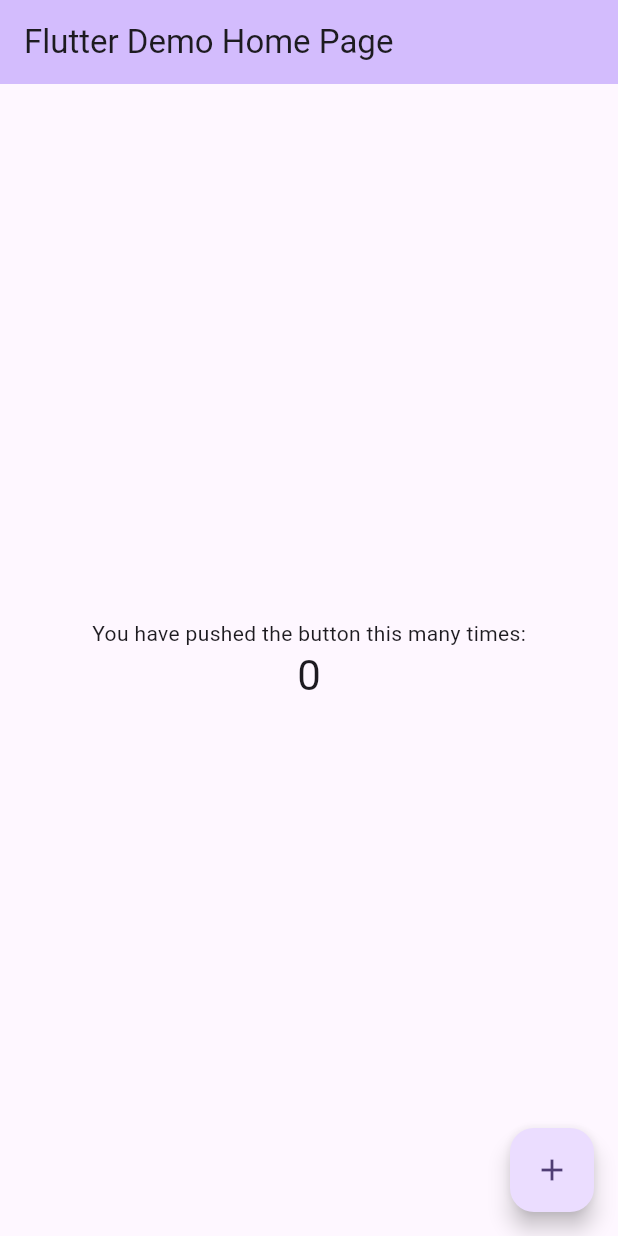
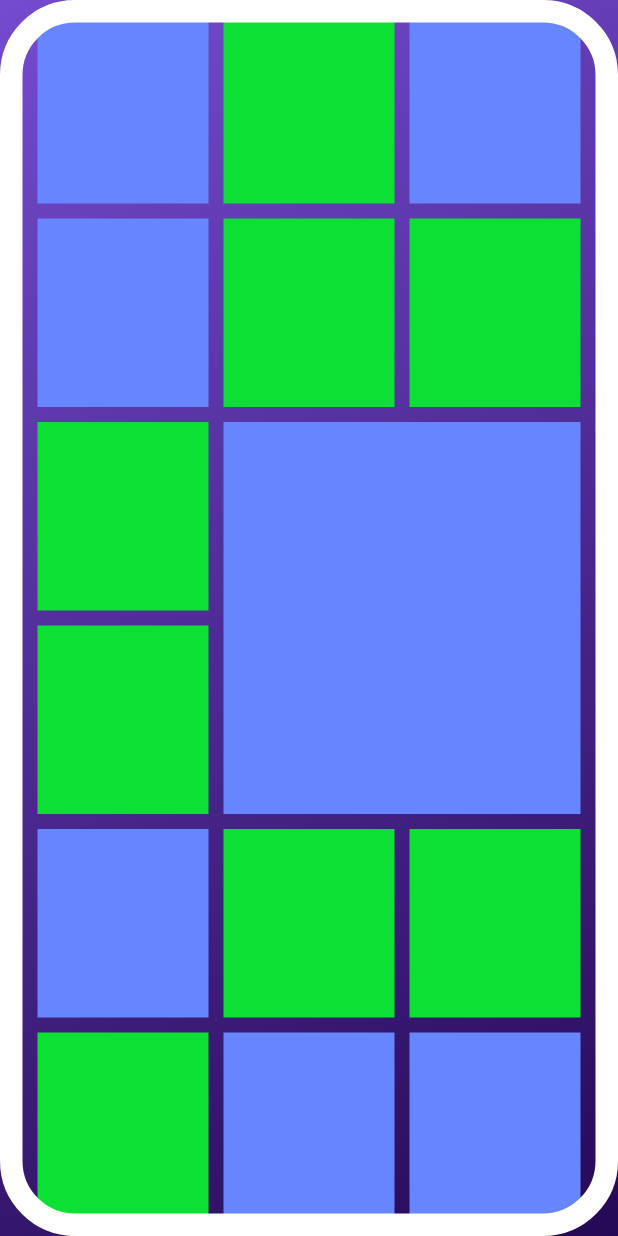
Before and after one commit to ItsTHEAvro/wp_tasks, a Flutter app: the screen it shows after launch, on a phone screen of 412 x 824 dp. Run offline on Flutter 3.47's test engine with Material 3 defaults, Android fonts, the phone set to English and light mode, and no system bars.

Commit message:
Task one completed

```diff
--- a/lib/main.dart
+++ b/lib/main.dart
@@ -1,4 +1,5 @@
 import 'package:flutter/material.dart';
+import 'package:wp_tasks/tasks/task_01/task_one.dart';
 
 void main() {
   runApp(const MyApp());
@@ -6,120 +7,18 @@
 
 class MyApp extends StatelessWidget {
   const MyApp({super.key});
-
-  // This widget is the root of your application.
   @override
   Widget build(BuildContext context) {
     return MaterialApp(
-      title: 'Flutter Demo',
+      debugShowCheckedModeBanner: false,
+      title: 'Whatsapp Tasks',
       theme: ThemeData(
-        // This is the theme of your application.
-        //
-        // TRY THIS: Try running your application with "flutter run". You'll see
-        // the application has a purple toolbar. Then, without quitting the app,
-        // try changing the seedColor in the colorScheme below to Colors.green
-        // and then invoke "hot reload" (save your changes or press the "hot
-        // reload" button in a Flutter-supported IDE, or press "r" if you used
-        // the command line to start the app).
-        //
-        // Notice that the counter didn't reset back to zero; the application
-        // state is not lost during the reload. To reset the state, use hot
-        // restart instead.
-        //
-        // This works for code too, not just values: Most code changes can be
-        // tested with just a hot reload.
-        colorScheme: ColorScheme.fromSeed(seedColor: Colors.deepPurple),
+        colorScheme: ColorScheme.fromSeed(
+          seedColor: Colors.deepPurple,
+        ),
         useMaterial3: true,
       ),
-      home: const MyHomePage(title: 'Flutter Demo Home Page'),
+      home: const TaskOne(),
     );
   }
 }
-
-class MyHomePage extends StatefulWidget {
-  const MyHomePage({super.key, required this.title});
-
-  // This widget is the home page of your application. It is stateful, meaning
-  // that it has a State object (defined below) that contains fields that affect
-  // how it looks.
-
-  // This class is the configuration for the state. It holds the values (in this
-  // case the title) provided by the parent (in this case the App widget) and
-  // used by the build method of the State. Fields in a Widget subclass are
-  // always marked "final".
-
-  final String title;
-
-  @override
-  State<MyHomePage> createState() => _MyHomePageState();
-}
-
-class _MyHomePageState extends State<MyHomePage> {
-  int _counter = 0;
-
-  void _incrementCounter() {
-    setState(() {
-      // This call to setState tells the Flutter framework that something has
-      // changed in this State, which causes it to rerun the build method below
-      // so that the display can reflect the updated values. If we changed
-      // _counter without calling setState(), then the build method would not be
-      // called again, and so nothing would appear to happen.
-      _counter++;
-    });
-  }
-
-  @override
-  Widget build(BuildContext context) {
-    // This method is rerun every time setState is called, for instance as done
-    // by the _incrementCounter method above.
-    //
-    // The Flutter framework has been optimized to make rerunning build methods
-    // fast, so that you can just rebuild anything that needs updating rather
-    // than having to individually change instances of widgets.
-    return Scaffold(
-      appBar: AppBar(
-        // TRY THIS: Try changing the color here to a specific color (to
-        // Colors.amber, perhaps?) and trigger a hot reload to see the AppBar
-        // change color while the other colors stay the same.
-        backgroundColor: Theme.of(context).colorScheme.inversePrimary,
-        // Here we take the value from the MyHomePage object that was created by
-        // the App.build method, and use it to set our appbar title.
-        title: Text(widget.title),
-      ),
-      body: Center(
-        // Center is a layout widget. It takes a single child and positions it
-        // in the middle of the parent.
-        child: Column(
-          // Column is also a layout widget. It takes a list of children and
-          // arranges them vertically. By default, it sizes itself to fit its
-          // children horizontally, and tries to be as tall as its parent.
-          //
-          // Column has various properties to control how it sizes itself and
-          // how it positions its children. Here we use mainAxisAlignment to
-          // center the children vertically; the main axis here is the vertical
-          // axis because Columns are vertical (the cross axis would be
-          // horizontal).
-          //
-          // TRY THIS: Invoke "debug painting" (choose the "Toggle Debug Paint"
-          // action in the IDE, or press "p" in the console), to see the
-          // wireframe for each widget.
-          mainAxisAlignment: MainAxisAlignment.center,
-          children: <Widget>[
-            const Text(
-              'You have pushed the button this many times:',
-            ),
-            Text(
-              '$_counter',
-              style: Theme.of(context).textTheme.headlineMedium,
-            ),
-          ],
-        ),
-      ),
-      floatingActionButton: FloatingActionButton(
-        onPressed: _incrementCounter,
-        tooltip: 'Increment',
-        child: const Icon(Icons.add),
-      ), // This trailing comma makes auto-formatting nicer for build methods.
-    );
-  }
-}
--- /dev/null
+++ b/lib/tasks/task_01/task_one.dart
@@ -0,0 +1,208 @@
+import 'package:flutter/material.dart';
+
+class TaskOne extends StatelessWidget {
+  const TaskOne({super.key});
+
+  @override
+  Widget build(BuildContext context) {
+    double marginGap = 5;
+    double containerBorder = 15;
+    double screenWidth = MediaQuery.of(context).size.width -
+        (2 * marginGap) -
+        (2 * containerBorder);
+    double screenHeight = MediaQuery.of(context).size.height -
+        (4 * 2 * marginGap) -
+        (2 * containerBorder);
+    double boxHeight = (screenHeight / 6);
+    double boxWidth = (screenWidth / 3) - (2 * marginGap);
+
+    return Scaffold(
+      body: Stack(
+        children: [
+          Container(
+            decoration: const BoxDecoration(
+              gradient: LinearGradient(
+                colors: [
+                  Color.fromARGB(255, 117, 75, 207),
+                  Color.fromARGB(255, 37, 9, 85),
+                ],
+                begin: Alignment.topLeft,
+                end: Alignment.bottomRight,
+              ),
+            ),
+            child: Padding(
+              padding: EdgeInsets.symmetric(horizontal: marginGap),
+              child: Column(
+                mainAxisAlignment: MainAxisAlignment.center,
+                crossAxisAlignment: CrossAxisAlignment.center,
+                children: [
+                  // First row
+                  Row(
+                    mainAxisAlignment: MainAxisAlignment.center,
+                    children: [
+                      Container(
+                        margin: EdgeInsets.only(
+                          left: marginGap,
+                          right: marginGap,
+                          top: 0,
+                          bottom: marginGap,
+                        ),
+                        height: boxHeight,
+                        width: boxWidth,
+                        color: const Color(0xff6785ff),
+                      ),
+                      Container(
+                        margin: EdgeInsets.only(
+                            left: marginGap,
+                            right: marginGap,
+                            top: 0,
+                            bottom: marginGap),
+                        height: boxHeight,
+                        width: boxWidth,
+                        color: const Color.fromARGB(255, 13, 224, 52),
+                      ),
+                      Container(
+                        margin: EdgeInsets.only(
+                            left: marginGap,
+                            right: marginGap,
+                            top: 0,
+                            bottom: marginGap),
+                        height: boxHeight,
+                        width: boxWidth,
+                        color: const Color(0xff6785ff),
+                      ),
+                    ],
+                  ),
+                  // Second row
+                  Row(
+                    mainAxisAlignment: MainAxisAlignment.center,
+                    children: [
+                      Container(
+                        margin: EdgeInsets.all(marginGap),
+                        height: boxHeight,
+                        width: boxWidth,
+                        color: const Color(0xff6785ff),
+                      ),
+                      Container(
+                        margin: EdgeInsets.all(marginGap),
+                        height: boxHeight,
+                        width: boxWidth,
+                        color: const Color.fromARGB(255, 13, 224, 52),
+                      ),
+                      Container(
+                        margin: EdgeInsets.all(marginGap),
+                        height: boxHeight,
+                        width: boxWidth,
+                        color: const Color.fromARGB(255, 13, 224, 52),
+                      ),
+                    ],
+                  ),
+                  // Third row
+                  Row(
+                    // mainAxisAlignment: MainAxisAlignment.center,
+                    children: [
+                      Padding(
+                        padding: const EdgeInsets.only(left: 15.0),
+                        child: Column(
+                          children: [
+                            Container(
+                              margin: EdgeInsets.all(marginGap),
+                              height: boxHeight,
+                              width: boxWidth,
+                              color: const Color.fromARGB(255, 13, 224, 52),
+                            ),
+                            Container(
+                              margin: EdgeInsets.all(marginGap),
+                              height: boxHeight,
+                              width: boxWidth,
+                              color: const Color.fromARGB(255, 13, 224, 52),
+                            ),
+                          ],
+                        ),
+                      ),
+                      Container(
+                        margin: EdgeInsets.all(marginGap),
+                        height: 2 * (boxHeight + marginGap),
+                        width: 2 * (boxWidth + marginGap),
+                        color: const Color(0xff6785ff),
+                      ),
+                    ],
+                  ),
+                  // Fourth row
+                  Row(
+                    mainAxisAlignment: MainAxisAlignment.center,
+                    children: [
+                      Container(
+                        margin: EdgeInsets.all(marginGap),
+                        height: boxHeight,
+                        width: boxWidth,
+                        color: const Color(0xff6785ff),
+                      ),
+                      Container(
+                        margin: EdgeInsets.all(marginGap),
+                        height: boxHeight,
+                        width: boxWidth,
+                        color: const Color.fromARGB(255, 13, 224, 52),
+                      ),
+                      Container(
+                        margin: EdgeInsets.all(marginGap),
+                        height: boxHeight,
+                        width: boxWidth,
+                        color: const Color.fromARGB(255, 13, 224, 52),
+                      ),
+                    ],
+                  ),
+                  // Fifth row
+                  Row(
+                    mainAxisAlignment: MainAxisAlignment.center,
+                    children: [
+                      Container(
+                        margin: EdgeInsets.only(
+                          left: marginGap,
+                          right: marginGap,
+                          top: marginGap,
+                          bottom: 0,
+                        ),
+                        height: boxHeight,
+                        width: boxWidth,
+                        color: const Color.fromARGB(255, 13, 224, 52),
+                      ),
+                      Container(
+                        margin: EdgeInsets.only(
+                          left: marginGap,
+                          right: marginGap,
+                          top: marginGap,
+                          bottom: 0,
+                        ),
+                        height: boxHeight,
+                        width: boxWidth,
+                        color: const Color(0xff6785ff),
+                      ),
+                      Container(
+                        margin: EdgeInsets.only(
+                          left: marginGap,
+                          right: marginGap,
+                          top: marginGap,
+                          bottom: 0,
+                        ),
+                        height: boxHeight,
+                        width: boxWidth,
+                        color: const Color(0xff6785ff),
+                      ),
+                    ],
+                  ),
+                ],
+              ),
+            ),
+          ),
+          Container(
+            decoration: BoxDecoration(
+              border: Border.all(width: containerBorder, color: Colors.white),
+              borderRadius: BorderRadius.circular(50),
+            ),
+          ),
+        ],
+      ),
+    );
+  }
+}
```
Also changed, not shown: lib/tasks/task_01/task_01.jpg (added).
